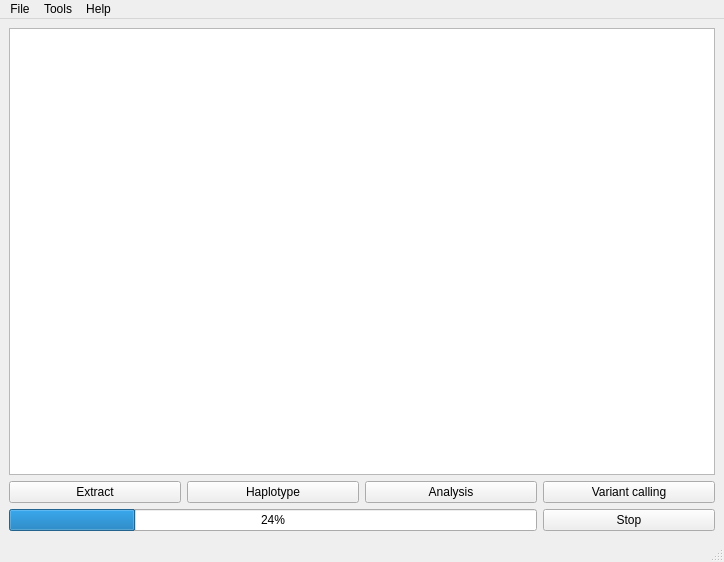
First picture: the form in wgse/gui/form.ui, repository DoubleHelixApp/DoubleHelix, before the edit.
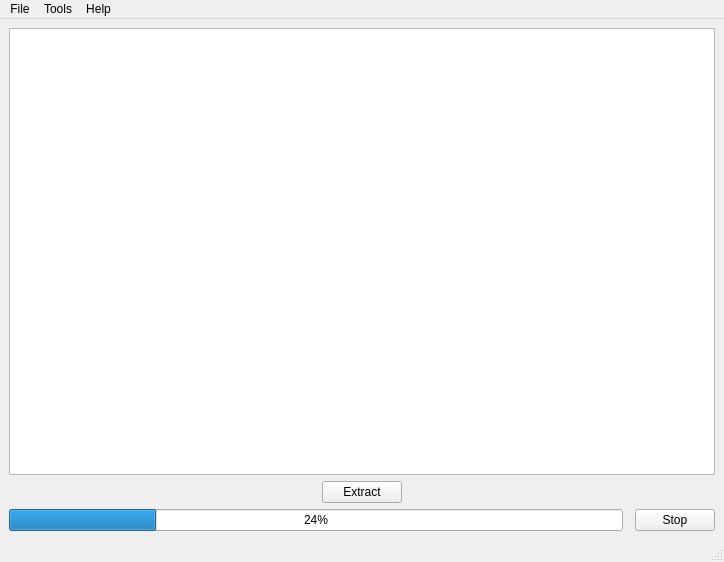
Second picture: the form after the edit.

Commit message: Integrated coverage stats into the GUI; BaseProgressCalculator is now working with an average mean window of 100 samples; Implemented progress for coverage stats; Added text argument to External functions; Moved VCF generation in the wizard; Moved haplotype button from the main UI to the Menu

```diff
--- a/wgse/gui/form.ui
+++ b/wgse/gui/form.ui
@@ -21,7 +21,82 @@
   </property>
   <widget class="QWidget" name="centralwidget">
    <layout class="QGridLayout" name="gridLayout">
-    <item row="0" column="0" colspan="4">
+    <item row="1" column="0" colspan="3">
+     <layout class="QHBoxLayout" name="horizontalLayout">
+      <item>
+       <spacer name="horizontalSpacer">
+        <property name="orientation">
+         <enum>Qt::Horizontal</enum>
+        </property>
+        <property name="sizeHint" stdset="0">
+         <size>
+          <width>40</width>
+          <height>20</height>
+         </size>
+        </property>
+       </spacer>
+      </item>
+      <item>
+       <widget class="QPushButton" name="extract">
+        <property name="text">
+         <string>Extract</string>
+        </property>
+       </widget>
+      </item>
+      <item>
+       <spacer name="horizontalSpacer_2">
+        <property name="orientation">
+         <enum>Qt::Horizontal</enum>
+        </property>
+        <property name="sizeHint" stdset="0">
+         <size>
+          <width>40</width>
+          <height>20</height>
+         </size>
+        </property>
+       </spacer>
+      </item>
+     </layout>
+    </item>
+    <item row="2" column="0">
+     <widget class="QProgressBar" name="progress">
+      <property name="sizePolicy">
+       <sizepolicy hsizetype="MinimumExpanding" vsizetype="Fixed">
+        <horstretch>0</horstretch>
+        <verstretch>0</verstretch>
+       </sizepolicy>
+      </property>
+      <property name="minimumSize">
+       <size>
+        <width>0</width>
+        <height>0</height>
+       </size>
+      </property>
+      <property name="value">
+       <number>24</number>
+      </property>
+     </widget>
+    </item>
+    <item row="2" column="2">
+     <widget class="QPushButton" name="stop">
+      <property name="sizePolicy">
+       <sizepolicy hsizetype="Minimum" vsizetype="Fixed">
+        <horstretch>0</horstretch>
+        <verstretch>0</verstretch>
+       </sizepolicy>
+      </property>
+      <property name="minimumSize">
+       <size>
+        <width>0</width>
+        <height>0</height>
+       </size>
+      </property>
+      <property name="text">
+       <string>Stop</string>
+      </property>
+     </widget>
+    </item>
+    <item row="0" column="0" colspan="3">
      <widget class="QTableWidget" name="fileInformationTable">
       <property name="sizePolicy">
        <sizepolicy hsizetype="MinimumExpanding" vsizetype="MinimumExpanding">
@@ -79,72 +154,6 @@
       </attribute>
      </widget>
     </item>
-    <item row="1" column="0">
-     <widget class="QPushButton" name="extract">
-      <property name="text">
-       <string>Extract</string>
-      </property>
-     </widget>
-    </item>
-    <item row="1" column="1">
-     <widget class="QPushButton" name="haplotype">
-      <property name="text">
-       <string>Haplotype</string>
-      </property>
-     </widget>
-    </item>
-    <item row="1" column="2">
-     <widget class="QPushButton" name="analysis">
-      <property name="text">
-       <string>Analysis</string>
-      </property>
-     </widget>
-    </item>
-    <item row="1" column="3">
-     <widget class="QPushButton" name="variant">
-      <property name="text">
-       <string>Variant calling</string>
-      </property>
-     </widget>
-    </item>
-    <item row="4" column="0" colspan="3">
-     <widget class="QProgressBar" name="progress">
-      <property name="sizePolicy">
-       <sizepolicy hsizetype="MinimumExpanding" vsizetype="Fixed">
-        <horstretch>0</horstretch>
-        <verstretch>0</verstretch>
-       </sizepolicy>
-      </property>
-      <property name="minimumSize">
-       <size>
-        <width>0</width>
-        <height>0</height>
-       </size>
-      </property>
-      <property name="value">
-       <number>24</number>
-      </property>
-     </widget>
-    </item>
-    <item row="4" column="3">
-     <widget class="QPushButton" name="stop">
-      <property name="sizePolicy">
-       <sizepolicy hsizetype="Minimum" vsizetype="Fixed">
-        <horstretch>0</horstretch>
-        <verstretch>0</verstretch>
-       </sizepolicy>
-      </property>
-      <property name="minimumSize">
-       <size>
-        <width>0</width>
-        <height>0</height>
-       </size>
-      </property>
-      <property name="text">
-       <string>Stop</string>
-      </property>
-     </widget>
-    </item>
    </layout>
   </widget>
   <widget class="QMenuBar" name="menubar">
```
Left out of the diff: 8 changed lines with no effect on the pictures. The commit also changes 16 other files.
